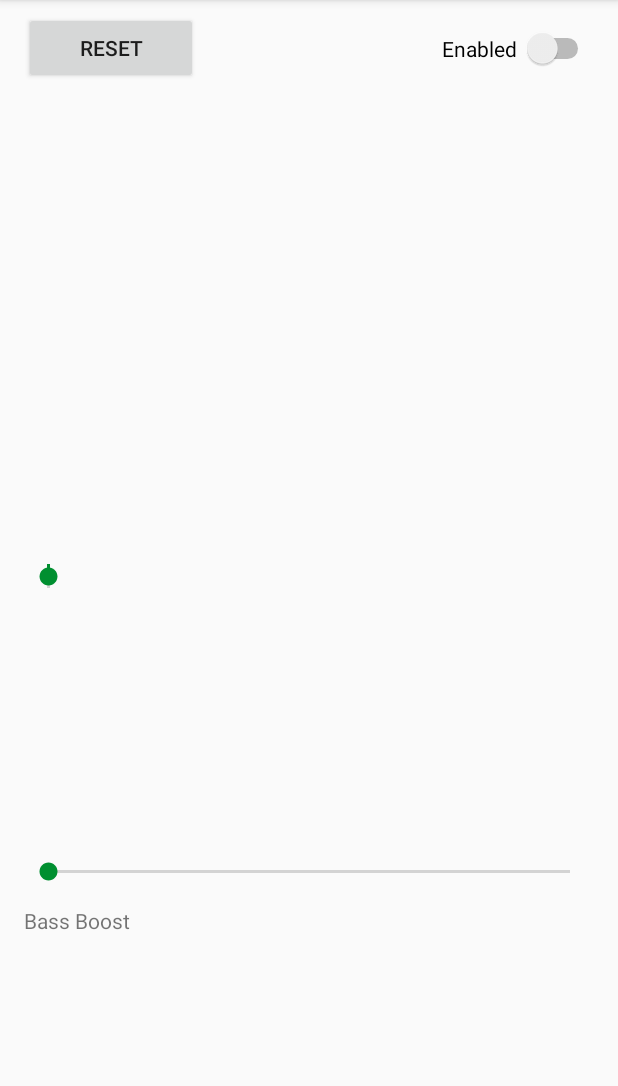
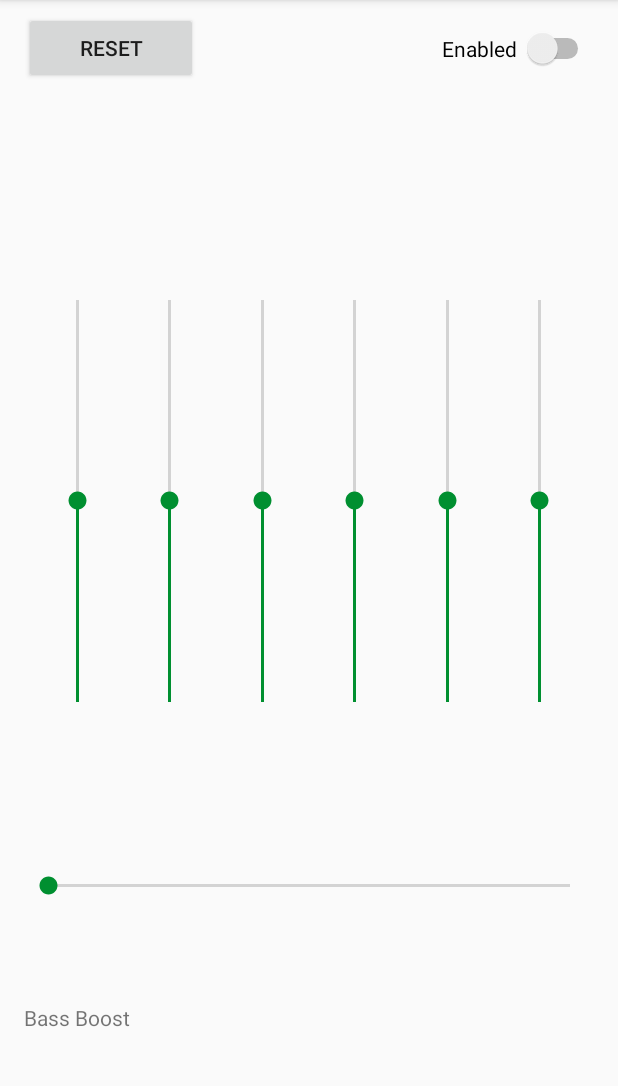
Before and after one commit to McGlothlin/Android-Equalizer, an Android app: the screen it shows after launch (MainActivity), on a phone screen of 412 x 824 dp, the part 84-1170 px from its top. Run offline under Robolectric (Android 15) with nearby library versions, the phone set to English and light mode, and no system bars.

Commit message:
add custom vertical SeekBar

```diff
--- /dev/null
+++ b/app/src/main/java/com/seanmcglothlin/equalizer/verticalSeekBar.kt
@@ -0,0 +1,49 @@
+package android.widget
+
+import android.content.Context
+import android.graphics.Canvas
+import android.util.AttributeSet
+import android.view.MotionEvent
+
+class VerticalSeekBar : SeekBar {
+
+    constructor(context: Context) : super(context) {}
+
+    constructor(context: Context, attrs: AttributeSet, defStyle: Int) : super(context, attrs, defStyle) {}
+
+    constructor(context: Context, attrs: AttributeSet) : super(context, attrs) {}
+
+    override fun onSizeChanged(w: Int, h: Int, oldw: Int, oldh: Int) {
+        super.onSizeChanged(h, w, oldh, oldw)
+    }
+
+    @Synchronized
+    override fun onMeasure(widthMeasureSpec: Int, heightMeasureSpec: Int) {
+        super.onMeasure(heightMeasureSpec, widthMeasureSpec)
+        setMeasuredDimension(measuredHeight, measuredWidth)
+    }
+
+    override fun onDraw(c: Canvas) {
+        c.rotate(-90f)
+        c.translate((-height).toFloat(), 0f)
+
+        super.onDraw(c)
+    }
+
+    override fun onTouchEvent(event: MotionEvent): Boolean {
+        if (!isEnabled) {
+            return false
+        }
+
+        when (event.action) {
+            MotionEvent.ACTION_DOWN, MotionEvent.ACTION_MOVE, MotionEvent.ACTION_UP -> {
+                progress = max - (max * event.y / height).toInt()
+                onSizeChanged(width, height, 0, 0)
+            }
+
+            MotionEvent.ACTION_CANCEL -> {
+            }
+        }
+        return true
+    }
+}
--- a/app/src/main/res/layout/activity_main.xml
+++ b/app/src/main/res/layout/activity_main.xml
@@ -35,37 +35,103 @@
         style="@android:style/Widget.DeviceDefault.SeekBar"
         android:layout_width="0dp"
         android:layout_height="30dp"
-        android:layout_marginTop="32dp"
+        android:layout_marginTop="28dp"
         android:max="100"
         android:progress="0"
+        app:layout_constraintBottom_toTopOf="@+id/bassBoostLabel"
         app:layout_constraintEnd_toEndOf="@+id/enabledSwitch"
+        app:layout_constraintHorizontal_bias="0.0"
         app:layout_constraintStart_toStartOf="@+id/resetButton"
-        app:layout_constraintTop_toBottomOf="@+id/seekBar5" />
+        app:layout_constraintTop_toBottomOf="@+id/verticalSeekBar1" />
 
     <TextView
         android:id="@+id/bassBoostLabel"
         android:layout_width="0dp"
         android:layout_height="20dp"
-        android:layout_marginTop="8dp"
+        android:layout_marginBottom="16dp"
         android:text="@string/bass_boost_label"
+        app:layout_constraintBottom_toBottomOf="parent"
         app:layout_constraintEnd_toEndOf="@+id/bassBoostSeekBar"
         app:layout_constraintHorizontal_bias="0.0"
         app:layout_constraintStart_toStartOf="@+id/bassBoostSeekBar"
         app:layout_constraintTop_toBottomOf="@+id/bassBoostSeekBar" />
 
-    <SeekBar
-        android:id="@+id/seekBar5"
+    <android.widget.VerticalSeekBar
+        android:id="@+id/verticalSeekBar1"
         style="@android:style/Widget.DeviceDefault.SeekBar"
-        android:layout_width="wrap_content"
+        android:layout_width="20dp"
         android:layout_height="300dp"
-        android:layout_marginBottom="8dp"
-        android:layout_marginStart="8dp"
-        android:layout_marginTop="8dp"
         android:max="100"
         android:progress="50"
-        android:rotation="90"
         app:layout_constraintBottom_toBottomOf="parent"
+        app:layout_constraintEnd_toStartOf="@+id/verticalSeekBar2"
         app:layout_constraintStart_toStartOf="parent"
-        app:layout_constraintTop_toTopOf="parent" />
+        app:layout_constraintTop_toTopOf="parent"
+        app:layout_constraintVertical_bias="0.393" />
+
+    <android.widget.VerticalSeekBar
+        android:id="@+id/verticalSeekBar2"
+        style="@android:style/Widget.DeviceDefault.SeekBar"
+        android:layout_width="20dp"
+        android:layout_height="300dp"
+        android:max="100"
+        android:progress="50"
+        app:layout_constraintBottom_toBottomOf="parent"
+        app:layout_constraintEnd_toStartOf="@+id/verticalSeekBar3"
+        app:layout_constraintStart_toEndOf="@+id/verticalSeekBar1"
+        app:layout_constraintTop_toTopOf="parent"
+        app:layout_constraintVertical_bias="0.393" />
+
+    <android.widget.VerticalSeekBar
+        android:id="@+id/verticalSeekBar3"
+        style="@android:style/Widget.DeviceDefault.SeekBar"
+        android:layout_width="20dp"
+        android:layout_height="300dp"
+        android:max="100"
+        android:progress="50"
+        app:layout_constraintBottom_toBottomOf="parent"
+        app:layout_constraintEnd_toStartOf="@+id/verticalSeekBar4"
+        app:layout_constraintStart_toEndOf="@+id/verticalSeekBar2"
+        app:layout_constraintTop_toTopOf="parent"
+        app:layout_constraintVertical_bias="0.393" />
+
+    <android.widget.VerticalSeekBar
+        android:id="@+id/verticalSeekBar4"
+        style="@android:style/Widget.DeviceDefault.SeekBar"
+        android:layout_width="20dp"
+        android:layout_height="300dp"
+        android:max="100"
+        android:progress="50"
+        app:layout_constraintBottom_toBottomOf="parent"
+        app:layout_constraintEnd_toStartOf="@+id/verticalSeekBar5"
+        app:layout_constraintStart_toEndOf="@+id/verticalSeekBar3"
+        app:layout_constraintTop_toTopOf="parent"
+        app:layout_constraintVertical_bias="0.393" />
+
+    <android.widget.VerticalSeekBar
+        android:id="@+id/verticalSeekBar5"
+        style="@android:style/Widget.DeviceDefault.SeekBar"
+        android:layout_width="20dp"
+        android:layout_height="300dp"
+        android:max="100"
+        android:progress="50"
+        app:layout_constraintBottom_toBottomOf="parent"
+        app:layout_constraintEnd_toStartOf="@+id/verticalSeekBar6"
+        app:layout_constraintStart_toEndOf="@+id/verticalSeekBar4"
+        app:layout_constraintTop_toTopOf="parent"
+        app:layout_constraintVertical_bias="0.393" />
+
+    <android.widget.VerticalSeekBar
+        android:id="@+id/verticalSeekBar6"
+        style="@android:style/Widget.DeviceDefault.SeekBar"
+        android:layout_width="20dp"
+        android:layout_height="300dp"
+        android:max="100"
+        android:progress="50"
+        app:layout_constraintBottom_toBottomOf="parent"
+        app:layout_constraintEnd_toEndOf="parent"
+        app:layout_constraintStart_toEndOf="@+id/verticalSeekBar5"
+        app:layout_constraintTop_toTopOf="parent"
+        app:layout_constraintVertical_bias="0.393" />
 
 </android.support.constraint.ConstraintLayout>
--- /dev/null
+++ b/app/src/main/res/values/attrs_vertical_seek_bar.xml
@@ -0,0 +1,8 @@
+<resources>
+    <declare-styleable name="verticalSeekBar">
+        <attr name="exampleString" format="string" />
+        <attr name="exampleDimension" format="dimension" />
+        <attr name="exampleColor" format="color" />
+        <attr name="exampleDrawable" format="color|reference" />
+    </declare-styleable>
+</resources>
```
